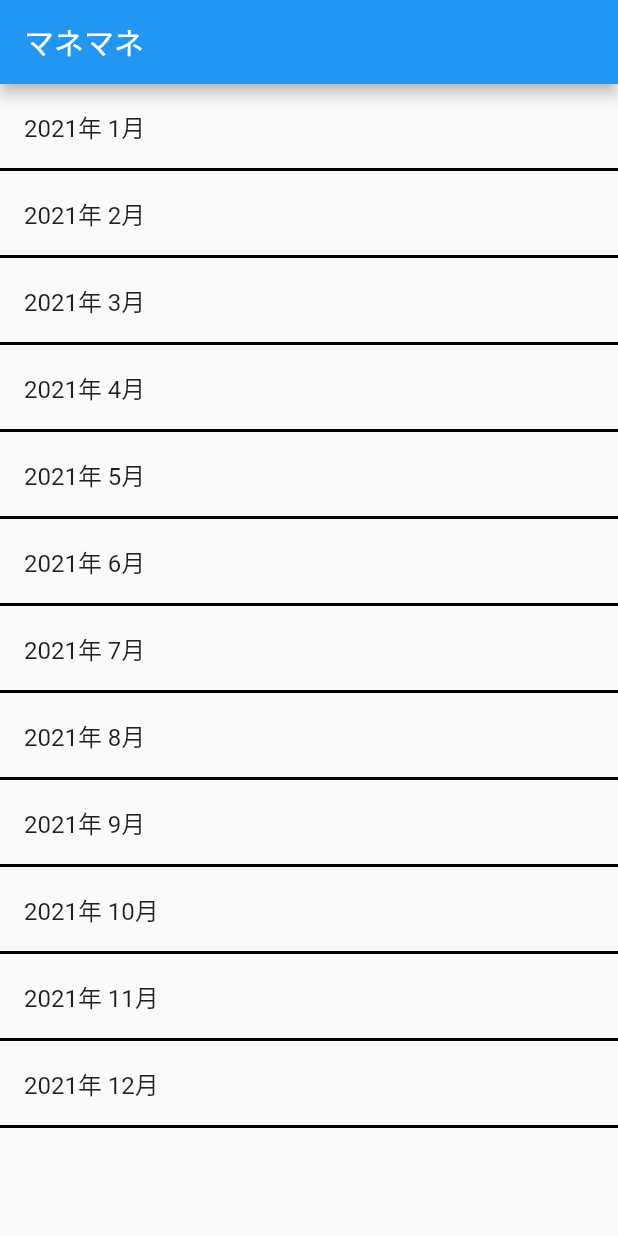
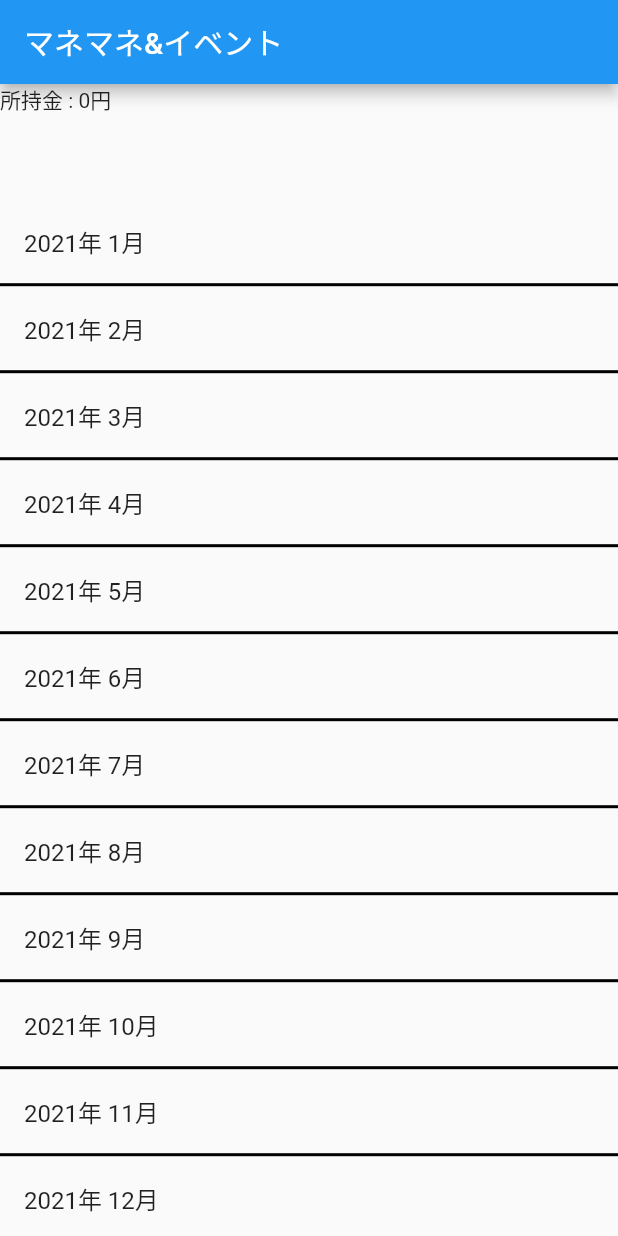
Before and after one commit to higu-yuu/Kakeibo_app, a Flutter app: the screen it shows after launch, on a phone screen of 412 x 824 dp. Run offline on Flutter 3.47's test engine with Material 2 defaults, Android fonts, the phone set to English and light mode, and no system bars.

Commit message:
月リストの上に所持金エリアを追加

```diff
--- a/lib/main.dart
+++ b/lib/main.dart
@@ -1,7 +1,6 @@
-import 'dart:ui';
-
 import 'package:flutter/cupertino.dart';
 import 'package:flutter/material.dart';
+import 'dart:io';
 
 void main() {
   runApp(MyApp());
@@ -11,11 +10,11 @@ class MyApp extends StatelessWidget {
   @override
   Widget build(BuildContext context) {
     return MaterialApp(
-      title: 'マネマネ',
+      title: 'マネマネ&イベント',
       theme: ThemeData(
         primarySwatch: Colors.blue,
       ),
-      home: MyHomePage(title: 'マネマネ'),
+      home: MyHomePage(title: 'マネマネ&イベント'),
     );
   }
 }
@@ -31,14 +30,41 @@ class MyHomePage extends StatefulWidget {
 
 class _MyHomePageState extends State<MyHomePage> {
   final items = List<String>.generate(12, (i) => "2021年 ${i + 1}月");
+  int havingMoney = 0;
 
   @override
   Widget build(BuildContext context) {
+    final size = MediaQuery.of(context).size;
+    final padding = MediaQuery.of(context).padding;
+    var maxHeight = size.height - padding.top - padding.bottom;
+
+    // アプリ描画エリアの縦サイズを取得
+    if (Platform.isAndroid) {
+      maxHeight = size.height - padding.top - kToolbarHeight;
+    } else if (Platform.isIOS) {
+      maxHeight = size.height - padding.top - padding.bottom - 22;
+    }
+
+    // Resultエリアの縦サイズ
+    final resultAreaHeight = maxHeight * (10 / 100);
+    // テンキーエリアの縦サイズ
+    final tenkeyAreaHeight = maxHeight * (90 / 100);
+
     return Scaffold(
       appBar: AppBar(
         title: Text(widget.title),
       ),
       body: Container(
+        child: Column(
+          children: <Widget>[
+            Container(
+              width: size.width,
+              height: resultAreaHeight,
+              child: Text("所持金 : $havingMoney円"),
+            ),
+            Container(
+              width: size.width,
+              height: tenkeyAreaHeight,
               child: ListView.builder(
                 itemCount: items.length,
                 itemBuilder: (context, index) {
@@ -53,7 +79,9 @@ class _MyHomePageState extends State<MyHomePage> {
                     ),
                   );
                 },
-
+              ),
+            ),
+          ],
         ),
       ),
     );
```
Lines whose indentation alone changed are shown as unchanged.
